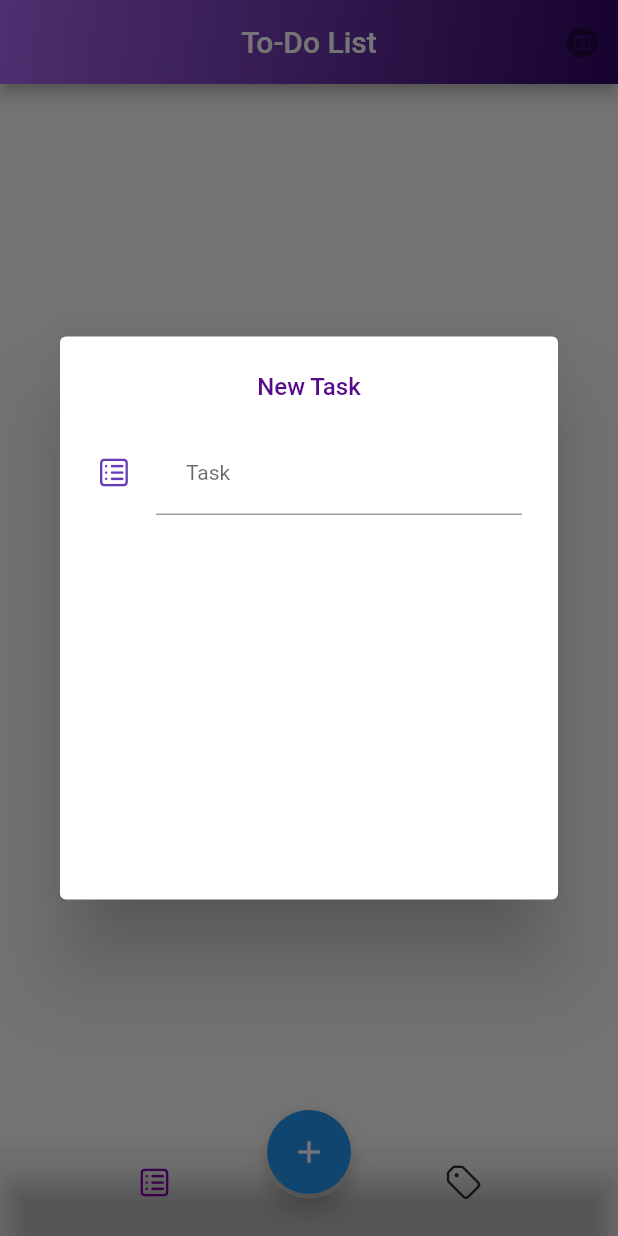
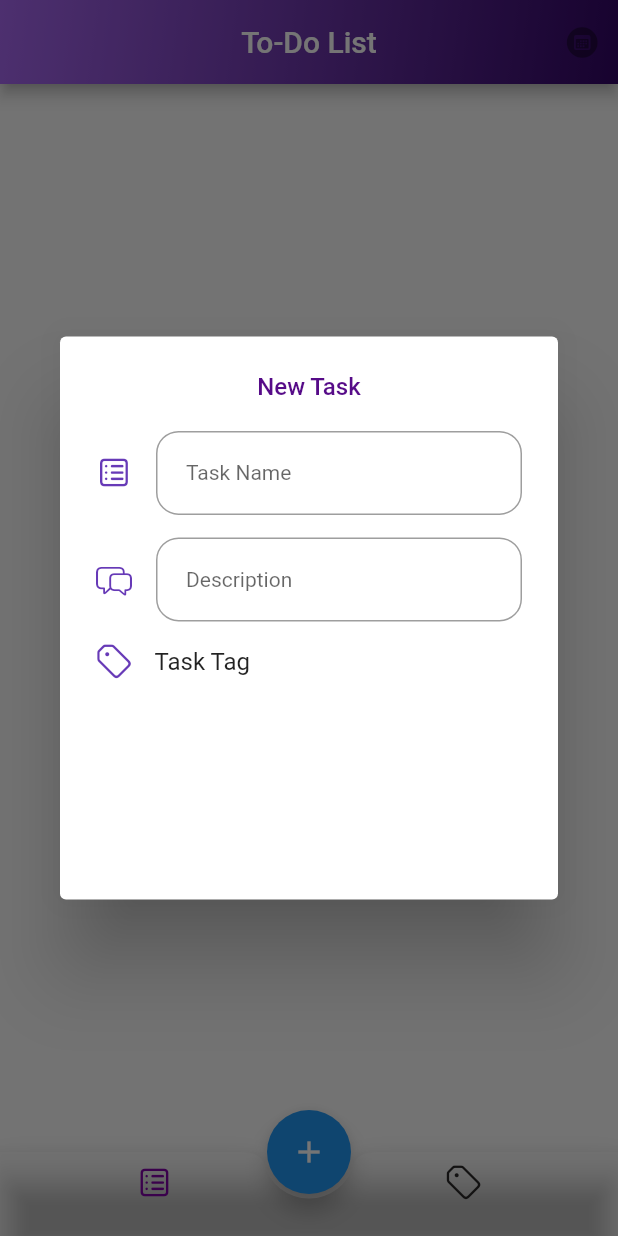
Before and after one commit to akashdevav/To-Do-List-App-in-flutter, a Flutter app: the screen it shows after launch, after a tap on the "add" icon, on a phone screen of 412 x 824 dp. Run offline on Flutter 3.47's test engine with Material 2 defaults, Android fonts, the phone set to English and light mode, and no system bars.

Commit message:
added two textformfield namely task name and discreption

```diff
--- a/todo_app/lib/bottom_appbar.dart
+++ b/todo_app/lib/bottom_appbar.dart
@@ -92,7 +92,7 @@ class Discreption extends StatelessWidget {
 
   @override
   Widget build(BuildContext context) {
-    return Text('content of your description');
+    return Text('Task Name');
   }
 }
 
@@ -101,6 +101,6 @@ class taskTag extends StatelessWidget {
 
   @override
   Widget build(BuildContext context) {
-    return Text('your task');
+    return Text('Task Tag');
   }
 }
--- a/todo_app/lib/dialog_box.dart
+++ b/todo_app/lib/dialog_box.dart
@@ -1,5 +1,6 @@
 import 'package:flutter/cupertino.dart';
 import 'package:flutter/material.dart';
+import 'package:todo_app/bottom_appbar.dart';
 
 class addTaskdialog extends StatefulWidget {
   addTaskdialog({super.key});
@@ -16,7 +17,7 @@ class _addTaskdialogState extends State<addTaskdialog> {
   Widget build(BuildContext context) {
     var width = MediaQuery.of(context).size.width;
     var hight = MediaQuery.of(context).size.height;
-    return  AlertDialog(
+    return AlertDialog(
       scrollable: true,
       title: Text(
         'New Task',
@@ -26,6 +27,7 @@ class _addTaskdialogState extends State<addTaskdialog> {
       content: SizedBox(
         height: hight * 0.35,
         width: width,
+        child: SingleChildScrollView(
           child: Form(
             child: Column(
               children: [
@@ -35,11 +37,36 @@ class _addTaskdialogState extends State<addTaskdialog> {
                     horizontal: 20.0,
                     vertical: 20.0
                   ),
-                hintText: 'Task',
+                  hintText: 'Task Name',
                   hintStyle: TextStyle(fontSize: 14.0),
-                icon: Icon(CupertinoIcons.square_list, color: Colors.deepPurple,)
-              ),)
+                  icon: Icon(CupertinoIcons.square_list, color: Colors.deepPurple,),
+                  border: OutlineInputBorder(borderRadius: BorderRadius.circular(15.0))
+                ),
+                ),
+                SizedBox(height: 15.0),
+                TextFormField(keyboardType: TextInputType.multiline,
+                maxLines: null,
+                style: TextStyle(fontSize: 14.0),
+                decoration: InputDecoration(contentPadding: EdgeInsets.symmetric(
+                  horizontal: 20.0,
+                  vertical: 20.0
+                ),
+                hintText: 'Description',
+                hintStyle: TextStyle(fontSize: 14.0),
+                icon: Icon(CupertinoIcons.bubble_left_bubble_right, color: Colors.deepPurple,),
+                border: OutlineInputBorder(borderRadius: BorderRadius.circular(15.0))
+                ),
+                ),
+                SizedBox(height: 15.0,),
+                Row(
+                  children: [
+                    Icon(CupertinoIcons.tag, color: Colors.deepPurple),
+                    SizedBox(width: 15.0),
+                    taskTag()
                   ],
+                )
+              ],
+            ),
           ),
         ),
       ),
```
Lines whose indentation alone changed are shown as unchanged.
